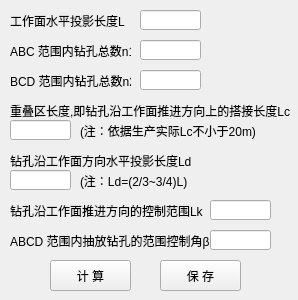
Old version of the form python/cbm/uifiles/high_drilling_pore_dlg.ui in the repository wyrover/cbm.
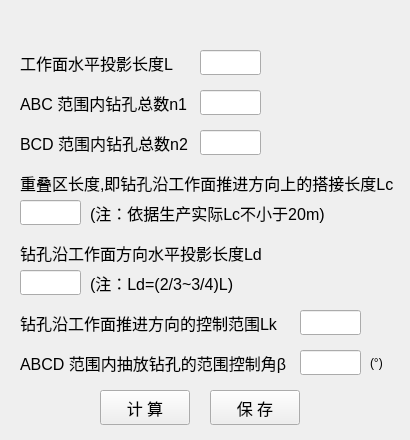
New version of the form. Icons and pictures are not drawn.

```diff
--- a/python/cbm/uifiles/high_drilling_pore_dlg.ui
+++ b/python/cbm/uifiles/high_drilling_pore_dlg.ui
@@ -6,8 +6,8 @@
    <rect>
     <x>0</x>
     <y>0</y>
-    <width>298</width>
-    <height>300</height>
+    <width>410</width>
+    <height>440</height>
    </rect>
   </property>
   <property name="windowTitle">
@@ -17,218 +17,443 @@
    <iconset resource="../usecad.qrc">
     <normaloff>:/images/cbm.ico</normaloff>:/images/cbm.ico</iconset>
   </property>
-  <widget class="QLabel" name="label_10">
+  <widget class="QWidget" name="widget_main" native="true">
    <property name="geometry">
     <rect>
-     <x>10</x>
-     <y>10</y>
-     <width>121</width>
-     <height>21</height>
+     <x>0</x>
+     <y>30</y>
+     <width>411</width>
+     <height>411</height>
     </rect>
    </property>
-   <property name="text">
-    <string>工作面水平投影长度L</string>
-   </property>
-  </widget>
-  <widget class="QLineEdit" name="lw">
+   <widget class="QLineEdit" name="beta">
    <property name="geometry">
     <rect>
-     <x>140</x>
-     <y>10</y>
+      <x>300</x>
+      <y>320</y>
      <width>61</width>
-     <height>20</height>
-    </rect>
-   </property>
-  </widget>
-  <widget class="QLabel" name="label_11">
-   <property name="geometry">
-    <rect>
-     <x>10</x>
-     <y>40</y>
-     <width>121</width>
-     <height>21</height>
-    </rect>
-   </property>
-   <property name="text">
-    <string>ABC 范围内钻孔总数n1</string>
-   </property>
-  </widget>
-  <widget class="QLineEdit" name="n1">
-   <property name="geometry">
-    <rect>
-     <x>140</x>
-     <y>40</y>
-     <width>61</width>
-     <height>20</height>
-    </rect>
-   </property>
-  </widget>
-  <widget class="QLabel" name="label_12">
-   <property name="geometry">
-    <rect>
-     <x>10</x>
-     <y>70</y>
-     <width>121</width>
-     <height>21</height>
-    </rect>
-   </property>
-   <property name="text">
-    <string>BCD 范围内钻孔总数n2</string>
-   </property>
-  </widget>
-  <widget class="QLineEdit" name="n2">
-   <property name="geometry">
-    <rect>
-     <x>140</x>
-     <y>70</y>
-     <width>61</width>
-     <height>20</height>
-    </rect>
-   </property>
-  </widget>
-  <widget class="QLineEdit" name="lc">
-   <property name="geometry">
-    <rect>
-     <x>10</x>
-     <y>120</y>
-     <width>61</width>
-     <height>20</height>
-    </rect>
+      <height>25</height>
+     </rect>
+    </property>
+    <property name="font">
+     <font>
+      <pointsize>12</pointsize>
+     </font>
    </property>
   </widget>
   <widget class="QLabel" name="label_13">
    <property name="geometry">
     <rect>
-     <x>10</x>
-     <y>100</y>
-     <width>291</width>
-     <height>21</height>
-    </rect>
-   </property>
+      <x>20</x>
+      <y>140</y>
+      <width>421</width>
+      <height>25</height>
+     </rect>
+    </property>
+    <property name="font">
+     <font>
+      <pointsize>12</pointsize>
+     </font>
+    </property>
    <property name="text">
     <string>重叠区长度,即钻孔沿工作面推进方向上的搭接长度Lc</string>
    </property>
   </widget>
-  <widget class="QLineEdit" name="ld">
+   <widget class="QLineEdit" name="n2">
    <property name="geometry">
     <rect>
-     <x>10</x>
-     <y>170</y>
+      <x>200</x>
+      <y>100</y>
      <width>61</width>
-     <height>20</height>
-    </rect>
-   </property>
+      <height>25</height>
+     </rect>
+    </property>
+    <property name="font">
+     <font>
+      <pointsize>12</pointsize>
+     </font>
+    </property>
   </widget>
   <widget class="QLabel" name="label_14">
    <property name="geometry">
     <rect>
-     <x>10</x>
-     <y>150</y>
-     <width>191</width>
-     <height>21</height>
-    </rect>
-   </property>
+      <x>20</x>
+      <y>210</y>
+      <width>261</width>
+      <height>25</height>
+     </rect>
+    </property>
+    <property name="font">
+     <font>
+      <pointsize>12</pointsize>
+     </font>
+    </property>
    <property name="text">
     <string>钻孔沿工作面方向水平投影长度Ld</string>
    </property>
   </widget>
-  <widget class="QLineEdit" name="lk">
+   <widget class="QLineEdit" name="lw">
    <property name="geometry">
     <rect>
-     <x>210</x>
-     <y>200</y>
+      <x>200</x>
+      <y>20</y>
      <width>61</width>
-     <height>20</height>
-    </rect>
+      <height>25</height>
+     </rect>
+    </property>
+    <property name="font">
+     <font>
+      <pointsize>12</pointsize>
+     </font>
+    </property>
+   </widget>
+   <widget class="QPushButton" name="save">
+    <property name="geometry">
+     <rect>
+      <x>210</x>
+      <y>360</y>
+      <width>90</width>
+      <height>35</height>
+     </rect>
+    </property>
+    <property name="font">
+     <font>
+      <pointsize>12</pointsize>
+     </font>
+    </property>
+    <property name="text">
+     <string>保 存</string>
+    </property>
+   </widget>
+   <widget class="QPushButton" name="cacl">
+    <property name="geometry">
+     <rect>
+      <x>100</x>
+      <y>360</y>
+      <width>90</width>
+      <height>35</height>
+     </rect>
+    </property>
+    <property name="font">
+     <font>
+      <pointsize>12</pointsize>
+     </font>
+    </property>
+    <property name="text">
+     <string>计 算</string>
+    </property>
+   </widget>
+   <widget class="QLabel" name="label_11">
+    <property name="geometry">
+     <rect>
+      <x>20</x>
+      <y>60</y>
+      <width>181</width>
+      <height>25</height>
+     </rect>
+    </property>
+    <property name="font">
+     <font>
+      <pointsize>12</pointsize>
+     </font>
+    </property>
+    <property name="text">
+     <string>ABC 范围内钻孔总数n1</string>
    </property>
   </widget>
   <widget class="QLabel" name="label_15">
    <property name="geometry">
     <rect>
-     <x>10</x>
-     <y>200</y>
-     <width>201</width>
-     <height>21</height>
-    </rect>
-   </property>
+      <x>20</x>
+      <y>280</y>
+      <width>281</width>
+      <height>25</height>
+     </rect>
+    </property>
+    <property name="font">
+     <font>
+      <pointsize>12</pointsize>
+     </font>
+    </property>
    <property name="text">
     <string>钻孔沿工作面推进方向的控制范围Lk</string>
    </property>
   </widget>
-  <widget class="QLineEdit" name="beta">
+   <widget class="QLabel" name="label_12">
    <property name="geometry">
     <rect>
-     <x>210</x>
-     <y>230</y>
+      <x>20</x>
+      <y>100</y>
+      <width>171</width>
+      <height>25</height>
+     </rect>
+    </property>
+    <property name="font">
+     <font>
+      <pointsize>12</pointsize>
+     </font>
+    </property>
+    <property name="text">
+     <string>BCD 范围内钻孔总数n2</string>
+    </property>
+   </widget>
+   <widget class="QLabel" name="label_18">
+    <property name="geometry">
+     <rect>
+      <x>90</x>
+      <y>240</y>
+      <width>171</width>
+      <height>25</height>
+     </rect>
+    </property>
+    <property name="font">
+     <font>
+      <pointsize>12</pointsize>
+     </font>
+    </property>
+    <property name="text">
+     <string>(注：Ld=(2/3~3/4)L)</string>
+    </property>
+   </widget>
+   <widget class="QLabel" name="label_10">
+    <property name="geometry">
+     <rect>
+      <x>20</x>
+      <y>20</y>
+      <width>171</width>
+      <height>25</height>
+     </rect>
+    </property>
+    <property name="font">
+     <font>
+      <pointsize>12</pointsize>
+     </font>
+    </property>
+    <property name="text">
+     <string>工作面水平投影长度L</string>
+    </property>
+   </widget>
+   <widget class="QLineEdit" name="ld">
+    <property name="geometry">
+     <rect>
+      <x>20</x>
+      <y>240</y>
      <width>61</width>
-     <height>20</height>
-    </rect>
-   </property>
+      <height>25</height>
+     </rect>
+    </property>
+    <property name="font">
+     <font>
+      <pointsize>12</pointsize>
+     </font>
+    </property>
   </widget>
   <widget class="QLabel" name="label_16">
    <property name="geometry">
     <rect>
-     <x>10</x>
-     <y>230</y>
-     <width>201</width>
-     <height>21</height>
-    </rect>
-   </property>
+      <x>20</x>
+      <y>320</y>
+      <width>291</width>
+      <height>25</height>
+     </rect>
+    </property>
+    <property name="font">
+     <font>
+      <pointsize>12</pointsize>
+     </font>
+    </property>
    <property name="text">
     <string>ABCD 范围内抽放钻孔的范围控制角β</string>
    </property>
   </widget>
+   <widget class="QLineEdit" name="lc">
+    <property name="geometry">
+     <rect>
+      <x>20</x>
+      <y>170</y>
+      <width>61</width>
+      <height>25</height>
+     </rect>
+    </property>
+    <property name="font">
+     <font>
+      <pointsize>12</pointsize>
+     </font>
+    </property>
+   </widget>
   <widget class="QLabel" name="label_17">
    <property name="geometry">
     <rect>
-     <x>80</x>
-     <y>120</y>
-     <width>181</width>
-     <height>21</height>
-    </rect>
-   </property>
+      <x>90</x>
+      <y>170</y>
+      <width>261</width>
+      <height>25</height>
+     </rect>
+    </property>
+    <property name="font">
+     <font>
+      <pointsize>12</pointsize>
+     </font>
+    </property>
    <property name="text">
     <string>(注：依据生产实际Lc不小于20m)</string>
    </property>
   </widget>
-  <widget class="QLabel" name="label_18">
+   <widget class="QLineEdit" name="lk">
    <property name="geometry">
     <rect>
-     <x>80</x>
-     <y>170</y>
-     <width>121</width>
-     <height>21</height>
-    </rect>
-   </property>
+      <x>300</x>
+      <y>280</y>
+      <width>61</width>
+      <height>25</height>
+     </rect>
+    </property>
+    <property name="font">
+     <font>
+      <pointsize>12</pointsize>
+     </font>
+    </property>
+   </widget>
+   <widget class="QLineEdit" name="n1">
+    <property name="geometry">
+     <rect>
+      <x>200</x>
+      <y>60</y>
+      <width>61</width>
+      <height>25</height>
+     </rect>
+    </property>
+    <property name="font">
+     <font>
+      <pointsize>12</pointsize>
+     </font>
+    </property>
+   </widget>
+   <widget class="QLabel" name="label">
+    <property name="geometry">
+     <rect>
+      <x>370</x>
+      <y>320</y>
+      <width>31</width>
+      <height>25</height>
+     </rect>
+    </property>
    <property name="text">
-    <string>(注：Ld=(2/3~3/4)L)</string>
-   </property>
-  </widget>
-  <widget class="QPushButton" name="cacl">
+     <string>(°)</string>
+    </property>
+   </widget>
+  </widget>
+  <widget class="QWidget" name="widget_title" native="true">
    <property name="geometry">
     <rect>
-     <x>50</x>
-     <y>260</y>
-     <width>81</width>
+     <x>0</x>
+     <y>0</y>
+     <width>411</width>
      <height>31</height>
     </rect>
    </property>
+   <widget class="QLabel" name="lab_Ico">
+    <property name="geometry">
+     <rect>
+      <x>0</x>
+      <y>0</y>
+      <width>31</width>
+      <height>31</height>
+     </rect>
+    </property>
+    <property name="sizePolicy">
+     <sizepolicy hsizetype="Minimum" vsizetype="Preferred">
+      <horstretch>0</horstretch>
+      <verstretch>0</verstretch>
+     </sizepolicy>
+    </property>
+    <property name="minimumSize">
+     <size>
+      <width>30</width>
+      <height>0</height>
+     </size>
+    </property>
    <property name="text">
-    <string>计 算</string>
-   </property>
-  </widget>
-  <widget class="QPushButton" name="save">
+     <string>&lt;!DOCTYPE HTML PUBLIC &quot;-//W3C//DTD HTML 4.0//EN&quot; &quot;http://www.w3.org/TR/REC-html40/strict.dtd&quot;&gt;
+&lt;html&gt;&lt;head&gt;&lt;meta name=&quot;qrichtext&quot; content=&quot;1&quot; /&gt;&lt;style type=&quot;text/css&quot;&gt;
+p, li { white-space: pre-wrap; }
+&lt;/style&gt;&lt;/head&gt;&lt;body style=&quot; font-family:'SimSun'; font-size:9pt; font-weight:400; font-style:normal;&quot;&gt;
+&lt;p style=&quot;-qt-paragraph-type:empty; margin-top:0px; margin-bottom:0px; margin-left:0px; margin-right:0px; -qt-block-indent:0; text-indent:0px;&quot;&gt;&lt;br /&gt;&lt;/p&gt;&lt;/body&gt;&lt;/html&gt;</string>
+    </property>
+    <property name="alignment">
+     <set>Qt::AlignCenter</set>
+    </property>
+   </widget>
+   <widget class="QLabel" name="lab_Title">
    <property name="geometry">
     <rect>
-     <x>160</x>
-     <y>260</y>
-     <width>81</width>
+      <x>30</x>
+      <y>0</y>
+      <width>331</width>
      <height>31</height>
     </rect>
    </property>
+    <property name="sizePolicy">
+     <sizepolicy hsizetype="Expanding" vsizetype="Preferred">
+      <horstretch>0</horstretch>
+      <verstretch>0</verstretch>
+     </sizepolicy>
+    </property>
+    <property name="styleSheet">
+     <string notr="true">font: 10pt &quot;微软雅黑&quot;;</string>
+    </property>
    <property name="text">
-    <string>保 存</string>
-   </property>
+     <string/>
+    </property>
+    <property name="alignment">
+     <set>Qt::AlignLeading|Qt::AlignLeft|Qt::AlignVCenter</set>
+    </property>
+   </widget>
+   <widget class="QPushButton" name="btnMenu_Close">
+    <property name="geometry">
+     <rect>
+      <x>370</x>
+      <y>0</y>
+      <width>41</width>
+      <height>31</height>
+     </rect>
+    </property>
+    <property name="sizePolicy">
+     <sizepolicy hsizetype="Minimum" vsizetype="Expanding">
+      <horstretch>0</horstretch>
+      <verstretch>0</verstretch>
+     </sizepolicy>
+    </property>
+    <property name="minimumSize">
+     <size>
+      <width>40</width>
+      <height>0</height>
+     </size>
+    </property>
+    <property name="font">
+     <font>
+      <pointsize>12</pointsize>
+     </font>
+    </property>
+    <property name="cursor">
+     <cursorShape>ArrowCursor</cursorShape>
+    </property>
+    <property name="focusPolicy">
+     <enum>Qt::NoFocus</enum>
+    </property>
+    <property name="text">
+     <string/>
+    </property>
+    <property name="iconSize">
+     <size>
+      <width>32</width>
+      <height>32</height>
+     </size>
+    </property>
+    <property name="flat">
+     <bool>true</bool>
+    </property>
+   </widget>
   </widget>
  </widget>
  <resources>
```
Lines whose indentation alone changed are shown as unchanged.
